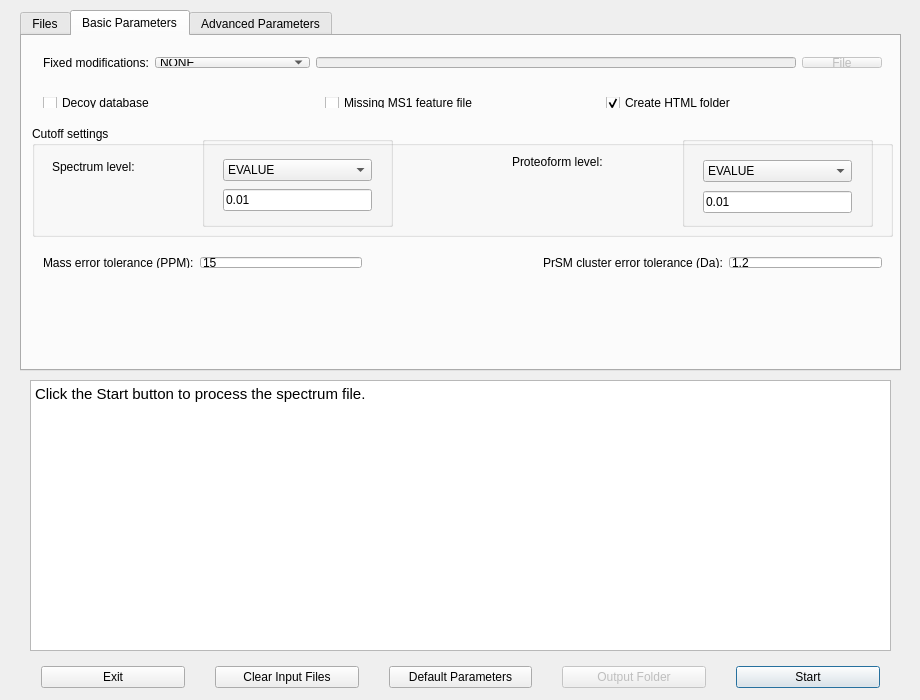
The window that src/gui/topmg/topmgwindow.ui (toppic-suite/toppic-suite) describes before a commit, drawn with Qt 5.
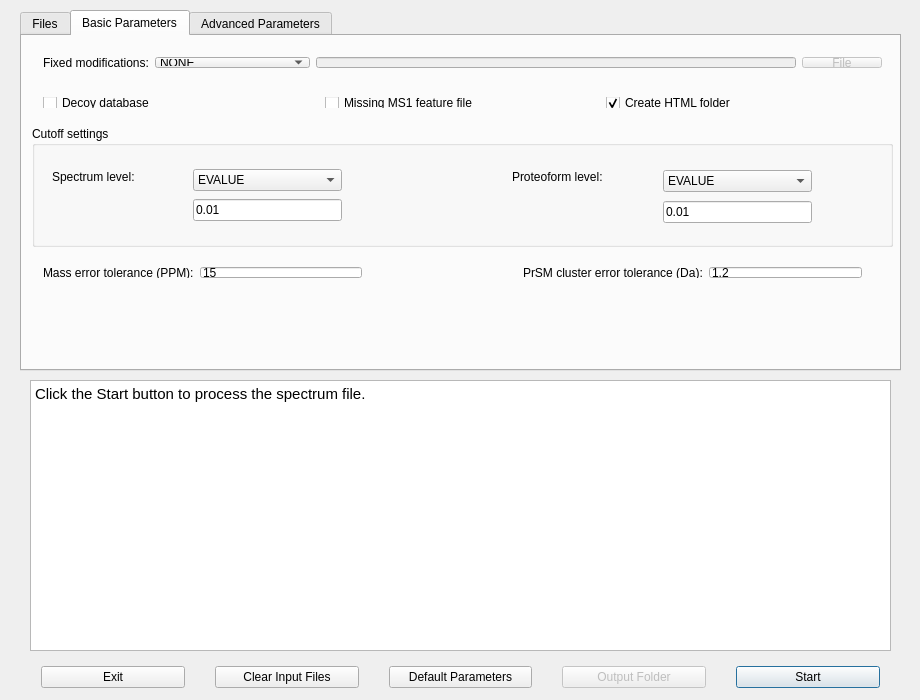
The same window after the commit. Icons and pictures are not drawn.

What changed in the file:
```diff
--- a/src/gui/topmg/topmgwindow.ui
+++ b/src/gui/topmg/topmgwindow.ui
@@ -32,7 +32,7 @@
    <string>TopMG</string>
   </property>
   <property name="windowIcon">
-   <iconset>
+   <iconset resource="icon.qrc">
     <normaloff>:/icon/toppic.ico</normaloff>:/icon/toppic.ico</iconset>
   </property>
   <widget class="QWidget" name="centralWidget">
@@ -49,8 +49,8 @@
      <string>&lt;!DOCTYPE HTML PUBLIC &quot;-//W3C//DTD HTML 4.0//EN&quot; &quot;http://www.w3.org/TR/REC-html40/strict.dtd&quot;&gt;
 &lt;html&gt;&lt;head&gt;&lt;meta name=&quot;qrichtext&quot; content=&quot;1&quot; /&gt;&lt;style type=&quot;text/css&quot;&gt;
 p, li { white-space: pre-wrap; }
-&lt;/style&gt;&lt;/head&gt;&lt;body style=&quot; font-family:'MS Shell Dlg 2'; font-size:8.25pt; font-weight:400; font-style:normal;&quot;&gt;
-&lt;p style=&quot; margin-top:0px; margin-bottom:0px; margin-left:0px; margin-right:0px; -qt-block-indent:0; text-indent:0px;&quot;&gt;&lt;span style=&quot; font-family:'Cantarell'; font-size:11pt;&quot;&gt;Click the Start button to process the spectrum file.&lt;/span&gt;&lt;/p&gt;&lt;/body&gt;&lt;/html&gt;</string>
+&lt;/style&gt;&lt;/head&gt;&lt;body style=&quot; font-family:'Ubuntu'; font-size:11pt; font-weight:400; font-style:normal;&quot;&gt;
+&lt;p style=&quot; margin-top:0px; margin-bottom:0px; margin-left:0px; margin-right:0px; -qt-block-indent:0; text-indent:0px;&quot;&gt;&lt;span style=&quot; font-family:'Cantarell';&quot;&gt;Click the Start button to process the spectrum file.&lt;/span&gt;&lt;/p&gt;&lt;/body&gt;&lt;/html&gt;</string>
     </property>
    </widget>
    <widget class="QWidget" name="horizontalLayoutWidget_7">
@@ -409,7 +409,7 @@
       <property name="geometry">
        <rect>
         <x>10</x>
-        <y>210</y>
+        <y>220</y>
         <width>341</width>
         <height>33</height>
        </rect>
@@ -437,7 +437,7 @@
         <x>10</x>
         <y>90</y>
         <width>861</width>
-        <height>111</height>
+        <height>121</height>
        </rect>
       </property>
       <property name="title">
@@ -447,7 +447,7 @@
        <property name="geometry">
         <rect>
          <x>20</x>
-         <y>20</y>
+         <y>30</y>
          <width>151</width>
          <height>41</height>
         </rect>
@@ -456,23 +456,24 @@
         <string>Spectrum level:</string>
        </property>
       </widget>
-      <widget class="QGroupBox" name="groupBox">
+      <widget class="QLabel" name="label_13">
        <property name="geometry">
         <rect>
-         <x>170</x>
-         <y>10</y>
-         <width>191</width>
-         <height>91</height>
+         <x>480</x>
+         <y>30</y>
+         <width>171</width>
+         <height>41</height>
         </rect>
        </property>
-       <property name="title">
-        <string/>
+       <property name="text">
+        <string>Proteoform level:</string>
        </property>
+      </widget>
        <widget class="QWidget" name="verticalLayoutWidget">
         <property name="geometry">
          <rect>
-          <x>10</x>
-          <y>10</y>
+         <x>150</x>
+         <y>30</y>
           <width>171</width>
           <height>80</height>
          </rect>
@@ -507,37 +508,11 @@
          </item>
         </layout>
        </widget>
-      </widget>
-      <widget class="QLabel" name="label_13">
-       <property name="geometry">
-        <rect>
-         <x>480</x>
-         <y>20</y>
-         <width>171</width>
-         <height>31</height>
-        </rect>
-       </property>
-       <property name="text">
-        <string>Proteoform level:</string>
-       </property>
-      </widget>
-      <widget class="QGroupBox" name="groupBox_5">
-       <property name="geometry">
-        <rect>
-         <x>650</x>
-         <y>10</y>
-         <width>191</width>
-         <height>91</height>
-        </rect>
-       </property>
-       <property name="title">
-        <string/>
-       </property>
        <widget class="QWidget" name="layoutWidget">
         <property name="geometry">
          <rect>
-          <x>10</x>
-          <y>10</y>
+         <x>620</x>
+         <y>30</y>
           <width>171</width>
           <height>81</height>
          </rect>
@@ -573,12 +548,11 @@
         </layout>
        </widget>
       </widget>
-     </widget>
      <widget class="QWidget" name="horizontalLayoutWidget_13">
       <property name="geometry">
        <rect>
-        <x>510</x>
-        <y>210</y>
+        <x>490</x>
+        <y>220</y>
         <width>361</width>
         <height>33</height>
        </rect>
```
Lines whose indentation alone changed are shown as unchanged.
